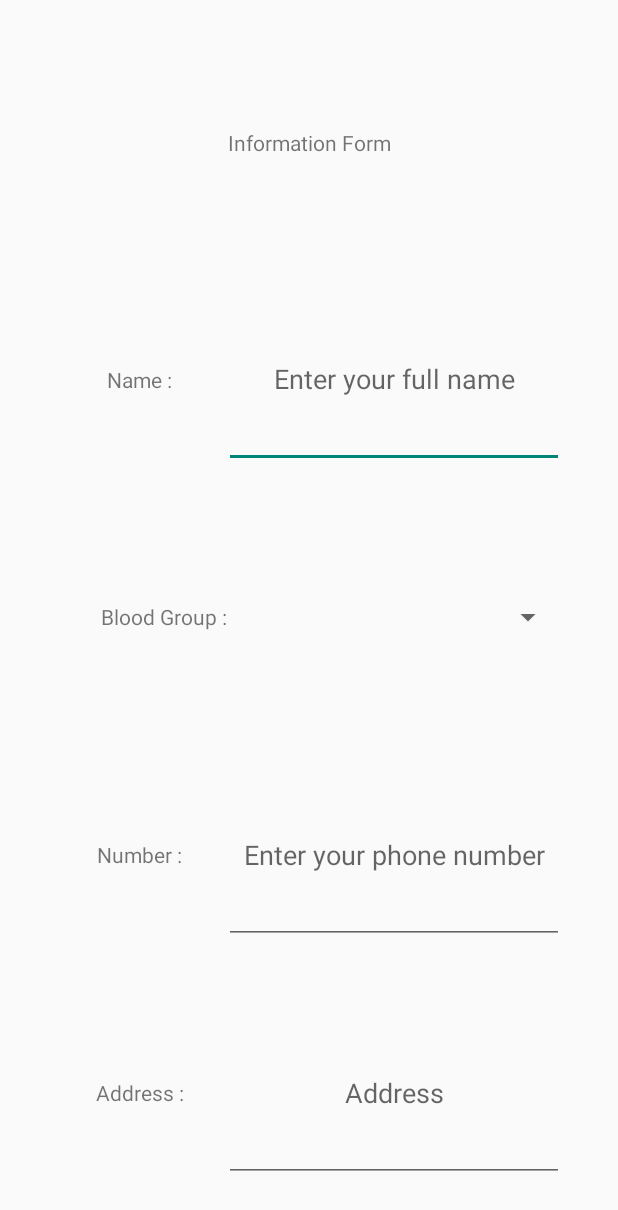
After one commit to reazhossain/jamshed_blood, an Android app: the UpdateInfo screen opened directly, with no data from a screen before it, on a phone screen of 412 x 824 dp. The commit adds this screen. Shown: the top 1210 px of the screen. Run offline under Robolectric (Android 15) with nearby library versions, the phone set to English and light mode, and no system bars.

Commit message:
Added update xml

```diff
--- a/app/build.gradle
+++ b/app/build.gradle
@@ -41,4 +41,5 @@ dependencies {
 
 
 
+
 apply plugin: 'com.google.gms.google-services'
--- a/app/src/main/AndroidManifest.xml
+++ b/app/src/main/AndroidManifest.xml
@@ -8,9 +8,7 @@
         android:label="@string/app_name"
         android:supportsRtl="true"
         android:theme="@style/AppTheme">
-        <activity android:name=".MainActivity">
-
-        </activity>
+        <activity android:name=".MainActivity"></activity>
         <activity android:name=".LoginActivity">
             <intent-filter>
                 <action android:name="android.intent.action.MAIN" />
@@ -18,6 +16,7 @@
                 <category android:name="android.intent.category.LAUNCHER" />
             </intent-filter>
         </activity>
+        <activity android:name=".UpdateInfo"></activity>
     </application>
 
 </manifest>
--- a/app/src/main/java/luck/materialdesign/tabsnavigator/LoginActivity.java
+++ b/app/src/main/java/luck/materialdesign/tabsnavigator/LoginActivity.java
@@ -66,6 +66,11 @@ public class LoginActivity extends AppCompatActivity {
         String email = email_ET.getText().toString();
         String password = password_ET.getText().toString();
 
+        if (email == null || password == null){
+            Toast.makeText(this, "Fill up the form please", Toast.LENGTH_SHORT).show();
+            return;
+        }
+
             mAuth.createUserWithEmailAndPassword(email, password)
                     .addOnCompleteListener(this, new OnCompleteListener<AuthResult>() {
                         @Override
@@ -83,13 +88,17 @@ public class LoginActivity extends AppCompatActivity {
                             // ...
                         }
                     });
+
     }
 
     public void login(View view) {
         String email = email_ET.getText().toString();
         String password = password_ET.getText().toString();
 
-
+        if (email == null || password == null){
+            Toast.makeText(this, "Fill up the form please", Toast.LENGTH_SHORT).show();
+            return;
+        }
             mAuth.signInWithEmailAndPassword(email, password)
                     .addOnCompleteListener(this, new OnCompleteListener<AuthResult>() {
                         @Override
--- /dev/null
+++ b/app/src/main/java/luck/materialdesign/tabsnavigator/UpdateInfo.java
@@ -0,0 +1,13 @@
+package luck.materialdesign.tabsnavigator;
+
+import android.support.v7.app.AppCompatActivity;
+import android.os.Bundle;
+
+public class UpdateInfo extends AppCompatActivity {
+
+    @Override
+    protected void onCreate(Bundle savedInstanceState) {
+        super.onCreate(savedInstanceState);
+        setContentView(R.layout.activity_update_info);
+    }
+}
--- /dev/null
+++ b/app/src/main/res/layout/activity_update_info.xml
@@ -0,0 +1,110 @@
+<?xml version="1.0" encoding="utf-8"?>
+<LinearLayout xmlns:android="http://schemas.android.com/apk/res/android"
+    xmlns:app="http://schemas.android.com/apk/res-auto"
+    xmlns:tools="http://schemas.android.com/tools"
+    android:layout_width="match_parent"
+    android:layout_height="match_parent"
+    android:orientation="vertical"
+    android:layout_margin="16dp"
+    tools:context="luck.materialdesign.tabsnavigator.UpdateInfo">
+    <TextView
+        android:layout_margin="20dp"
+        android:layout_weight="1"
+        android:layout_width="match_parent"
+        android:layout_height="0dp"
+        android:gravity="center"
+        android:text="Information Form"/>
+
+
+    <LinearLayout
+        android:layout_margin="20dp"
+        android:layout_weight="1"
+        android:layout_width="match_parent"
+        android:layout_height="0dp"
+        android:orientation="horizontal">
+
+        <TextView
+            android:gravity="center"
+            android:layout_weight="1"
+            android:layout_width="0dp"
+            android:layout_height="match_parent"
+            android:text="Name :"/>
+        <EditText
+            android:gravity="center"
+            android:layout_weight="2"
+            android:layout_width="0dp"
+            android:layout_height="match_parent"
+            android:hint="Enter your full name"/>
+
+    </LinearLayout>
+    <LinearLayout
+        android:layout_margin="20dp"
+        android:layout_weight="1"
+        android:layout_width="match_parent"
+        android:layout_height="0dp"
+        android:orientation="horizontal">
+
+        <TextView
+            android:gravity="center"
+            android:layout_weight="1"
+            android:layout_width="0dp"
+            android:layout_height="match_parent"
+            android:text="Blood Group :"/>
+        <Spinner
+            android:id="@+id/blood_group"
+            android:layout_weight="1"
+            android:gravity="center"
+            android:layout_width="wrap_content"
+            android:layout_height="match_parent"
+            >
+        </Spinner>
+
+    </LinearLayout>
+
+
+    <LinearLayout
+        android:layout_margin="20dp"
+        android:layout_weight="1"
+        android:layout_width="match_parent"
+        android:layout_height="0dp"
+        android:orientation="horizontal">
+
+        <TextView
+            android:gravity="center"
+            android:layout_weight="1"
+            android:layout_width="0dp"
+            android:layout_height="match_parent"
+            android:text="Number :"/>
+        <EditText
+            android:gravity="center"
+            android:layout_weight="2"
+            android:layout_width="0dp"
+            android:layout_height="match_parent"
+            android:hint="Enter your phone number"/>
+
+    </LinearLayout>
+
+    <LinearLayout
+        android:layout_margin="20dp"
+        android:layout_weight="1"
+        android:layout_width="match_parent"
+        android:layout_height="0dp"
+        android:orientation="horizontal">
+
+        <TextView
+            android:gravity="center"
+            android:layout_weight="1"
+            android:layout_width="0dp"
+            android:layout_height="match_parent"
+            android:text="Address :"/>
+        <EditText
+            android:gravity="center"
+            android:layout_weight="2"
+            android:layout_width="0dp"
+            android:layout_height="match_parent"
+            android:hint="Address"/>
+
+    </LinearLayout>
+
+
+</LinearLayout>
```
Lines whose indentation alone changed are shown as unchanged.
